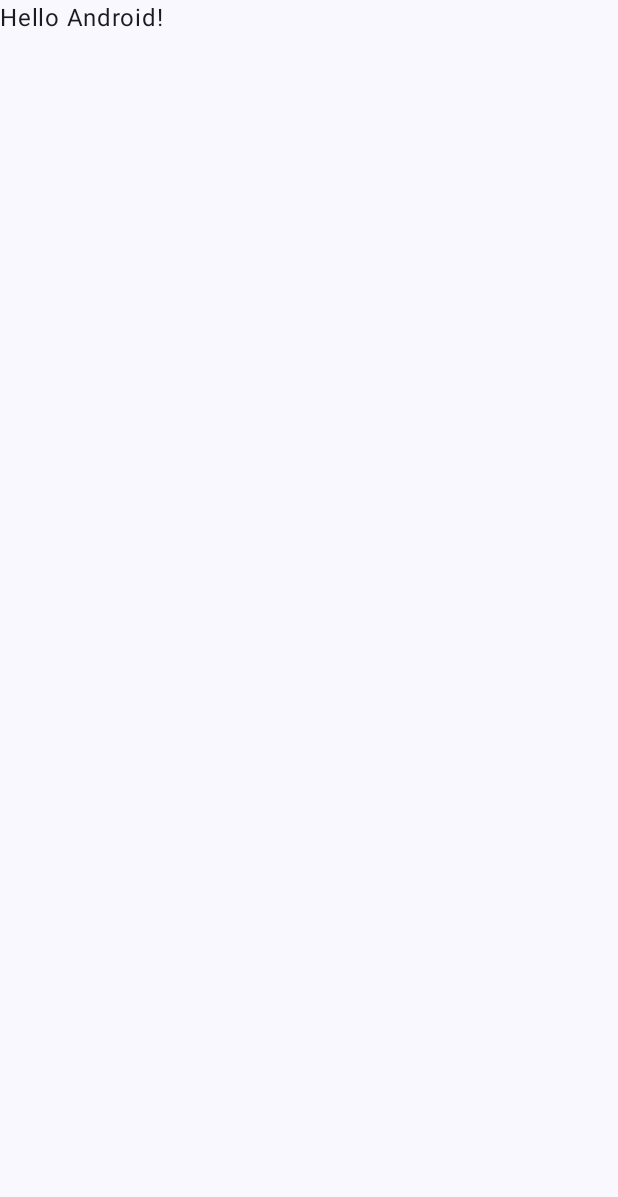
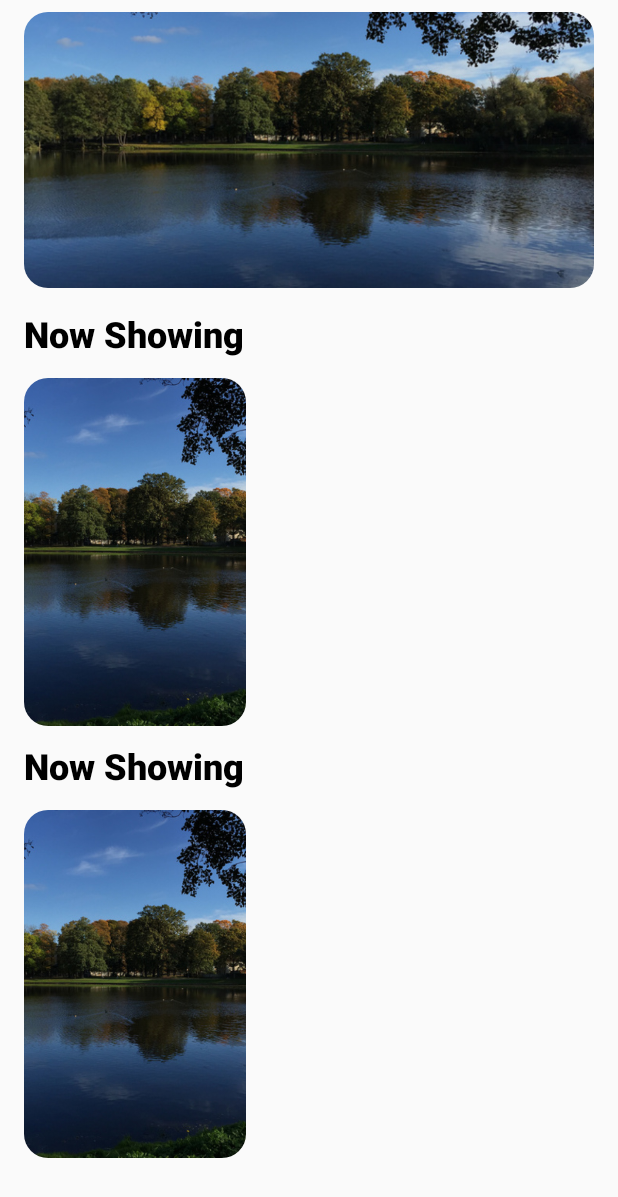
Before and after one commit to AryaSuryaaa/Mowi-Submission-Membuat-Aplikasi-Android-dengan-Jetpack-Compose, an Android app built with Jetpack Compose: the screen it shows after launch (MainActivity), on a phone screen of 412 x 824 dp. Before the commit the part shown is almost empty. Shown: the top 1197 px of the screen. Run offline under Robolectric (Android 15) with nearby library versions, the phone set to English and light mode, and no system bars.

Commit message:
Add components home

```diff
--- /dev/null
+++ b/app/src/main/java/com/aryasurya/mowy/MainActivity.kt
@@ -0,0 +1,17 @@
+package com.aryasurya.mowy
+
+import android.os.Bundle
+import androidx.activity.ComponentActivity
+import androidx.activity.compose.setContent
+import com.aryasurya.mowy.ui.theme.MowyTheme
+
+class MainActivity : ComponentActivity() {
+    override fun onCreate(savedInstanceState: Bundle?) {
+        super.onCreate(savedInstanceState)
+        setContent {
+            MowyTheme {
+                MowyApp()
+            }
+        }
+    }
+}
--- /dev/null
+++ b/app/src/main/java/com/aryasurya/mowy/MowyApp.kt
@@ -0,0 +1,18 @@
+package com.aryasurya.mowy
+
+import androidx.compose.foundation.layout.Column
+import androidx.compose.runtime.Composable
+import androidx.compose.ui.Modifier
+import com.aryasurya.mowy.ui.components.Banner
+import com.aryasurya.mowy.ui.components.section.HomeSection
+
+@Composable
+fun MowyApp(
+    modifier: Modifier = Modifier
+) {
+    Column {
+        Banner()
+        HomeSection()
+        HomeSection()
+    }
+}
--- /dev/null
+++ b/app/src/main/java/com/aryasurya/mowy/ui/components/Banner.kt
@@ -0,0 +1,40 @@
+package com.aryasurya.mowy.ui.components
+
+import androidx.compose.foundation.Image
+import androidx.compose.foundation.layout.fillMaxWidth
+import androidx.compose.foundation.layout.height
+import androidx.compose.foundation.layout.padding
+import androidx.compose.foundation.shape.RoundedCornerShape
+import androidx.compose.runtime.Composable
+import androidx.compose.ui.Modifier
+import androidx.compose.ui.draw.clip
+import androidx.compose.ui.layout.ContentScale
+import androidx.compose.ui.res.painterResource
+import androidx.compose.ui.tooling.preview.Preview
+import androidx.compose.ui.unit.dp
+import com.aryasurya.mowy.R
+import com.aryasurya.mowy.ui.theme.MowyTheme
+
+@Composable
+fun Banner(
+    modifier: Modifier = Modifier
+) {
+    Image(
+        painter = painterResource(id = R.drawable.sample_img) ,
+        contentDescription = null,
+        contentScale = ContentScale.Crop,
+        modifier = modifier
+            .height(200.dp)
+            .fillMaxWidth()
+            .padding(16.dp, 8.dp)
+            .clip(RoundedCornerShape(16.dp))
+    )
+}
+
+@Preview
+@Composable
+fun BannerPrev() {
+    MowyTheme {
+        Banner()
+    }
+}
--- /dev/null
+++ b/app/src/main/java/com/aryasurya/mowy/ui/components/MovieItemDisplay.kt
@@ -0,0 +1,41 @@
+package com.aryasurya.mowy.ui.components
+
+import androidx.compose.foundation.Image
+import androidx.compose.foundation.layout.height
+import androidx.compose.foundation.layout.padding
+import androidx.compose.foundation.layout.width
+import androidx.compose.foundation.shape.RoundedCornerShape
+import androidx.compose.runtime.Composable
+import androidx.compose.ui.Modifier
+import androidx.compose.ui.draw.clip
+import androidx.compose.ui.layout.ContentScale
+import androidx.compose.ui.res.painterResource
+import androidx.compose.ui.tooling.preview.Preview
+import androidx.compose.ui.unit.dp
+import com.aryasurya.mowy.R
+import com.aryasurya.mowy.ui.theme.MowyTheme
+
+@Composable
+fun MovieItemDisplay(
+    modifier: Modifier = Modifier
+) {
+    Image(
+        painter = painterResource(id = R.drawable.sample_img) ,
+        contentDescription = null ,
+        contentScale = ContentScale.Crop ,
+        modifier = modifier
+            .width(180.dp)
+            .height(240.dp)
+            .padding(16.dp, 4.dp)
+            .clip(RoundedCornerShape(16.dp))
+
+    )
+}
+
+@Preview(showBackground = true)
+@Composable
+fun MovieItemDisplayPrev() {
+    MowyTheme {
+        MovieItemDisplay()
+    }
+}
--- /dev/null
+++ b/app/src/main/java/com/aryasurya/mowy/ui/components/SectionText.kt
@@ -0,0 +1,23 @@
+package com.aryasurya.mowy.ui.components
+
+import androidx.compose.foundation.layout.padding
+import androidx.compose.material3.MaterialTheme
+import androidx.compose.material3.Text
+import androidx.compose.runtime.Composable
+import androidx.compose.ui.Modifier
+import androidx.compose.ui.text.font.FontWeight
+import androidx.compose.ui.unit.dp
+
+@Composable
+fun SectionText(
+    text: String,
+    modifier: Modifier = Modifier
+) {
+    Text(
+        text = text ,
+        style = MaterialTheme.typography.headlineSmall.copy(
+            fontWeight = FontWeight.ExtraBold
+        ),
+        modifier = modifier.padding(horizontal = 16.dp, vertical = 8.dp)
+    )
+}
--- /dev/null
+++ b/app/src/main/java/com/aryasurya/mowy/ui/components/section/HomeSection.kt
@@ -0,0 +1,27 @@
+package com.aryasurya.mowy.ui.components.section
+
+import androidx.compose.foundation.layout.Column
+import androidx.compose.runtime.Composable
+import androidx.compose.ui.Modifier
+import androidx.compose.ui.tooling.preview.Preview
+import com.aryasurya.mowy.ui.components.MovieItemDisplay
+import com.aryasurya.mowy.ui.components.SectionText
+import com.aryasurya.mowy.ui.theme.MowyTheme
+
+@Composable
+fun HomeSection(
+    modifier: Modifier = Modifier
+) {
+    Column {
+        SectionText(text = "Now Showing")
+        MovieItemDisplay()
+    }
+}
+
+@Preview
+@Composable
+fun HomeSectionPrev() {
+    MowyTheme {
+        HomeSection()
+    }
+}
--- a/app/src/main/java/com/aryasurya/myapplication/ui/theme/Color.kt
+++ b/app/src/main/java/com/aryasurya/mowy/ui/theme/Color.kt
@@ -1,4 +1,4 @@
-package com.aryasurya.myapplication.ui.theme
+package com.aryasurya.mowy.ui.theme
 
 import androidx.compose.ui.graphics.Color
 
--- a/app/src/main/java/com/aryasurya/myapplication/ui/theme/Theme.kt
+++ b/app/src/main/java/com/aryasurya/mowy/ui/theme/Theme.kt
@@ -1,4 +1,4 @@
-package com.aryasurya.myapplication.ui.theme
+package com.aryasurya.mowy.ui.theme
 
 import android.app.Activity
 import android.os.Build
--- a/app/src/main/java/com/aryasurya/myapplication/ui/theme/Type.kt
+++ b/app/src/main/java/com/aryasurya/mowy/ui/theme/Type.kt
@@ -1,4 +1,4 @@
-package com.aryasurya.myapplication.ui.theme
+package com.aryasurya.mowy.ui.theme
 
 import androidx.compose.material3.Typography
 import androidx.compose.ui.text.TextStyle
--- a/app/src/main/java/com/aryasurya/myapplication/MainActivity.kt
+++ /dev/null
@@ -1,46 +0,0 @@
-package com.aryasurya.myapplication
-
-import android.os.Bundle
-import androidx.activity.ComponentActivity
-import androidx.activity.compose.setContent
-import androidx.compose.foundation.layout.fillMaxSize
-import androidx.compose.material3.MaterialTheme
-import androidx.compose.material3.Surface
-import androidx.compose.material3.Text
-import androidx.compose.runtime.Composable
-import androidx.compose.ui.Modifier
-import androidx.compose.ui.tooling.preview.Preview
-import com.aryasurya.myapplication.ui.theme.MowyTheme
-
-class MainActivity : ComponentActivity() {
-    override fun onCreate(savedInstanceState: Bundle?) {
-        super.onCreate(savedInstanceState)
-        setContent {
-            MowyTheme {
-                // A surface container using the 'background' color from the theme
-                Surface(
-                    modifier = Modifier.fillMaxSize() ,
-                    color = MaterialTheme.colorScheme.background
-                ) {
-                    Greeting("Android")
-                }
-            }
-        }
-    }
-}
-
-@Composable
-fun Greeting(name: String , modifier: Modifier = Modifier) {
-    Text(
-        text = "Hello $name!" ,
-        modifier = modifier
-    )
-}
-
-@Preview(showBackground = true)
-@Composable
-fun GreetingPreview() {
-    MowyTheme {
-        Greeting("Android")
-    }
-}
```
Also changed, not shown: app/build.gradle.kts (+5 -5 lines), app/src/main/java/com/aryasurya/mowy/ui/common/uiSatate.kt (added, +7 -0 lines), app/src/main/java/com/aryasurya/mowy/ui/components/MovieItem.kt (added, +60 -0 lines), app/src/main/java/com/aryasurya/mowy/ui/components/SearchBar.kt (added, +46 -0 lines), app/src/main/res/drawable/sample_img.jpg (added), 4 other files.
